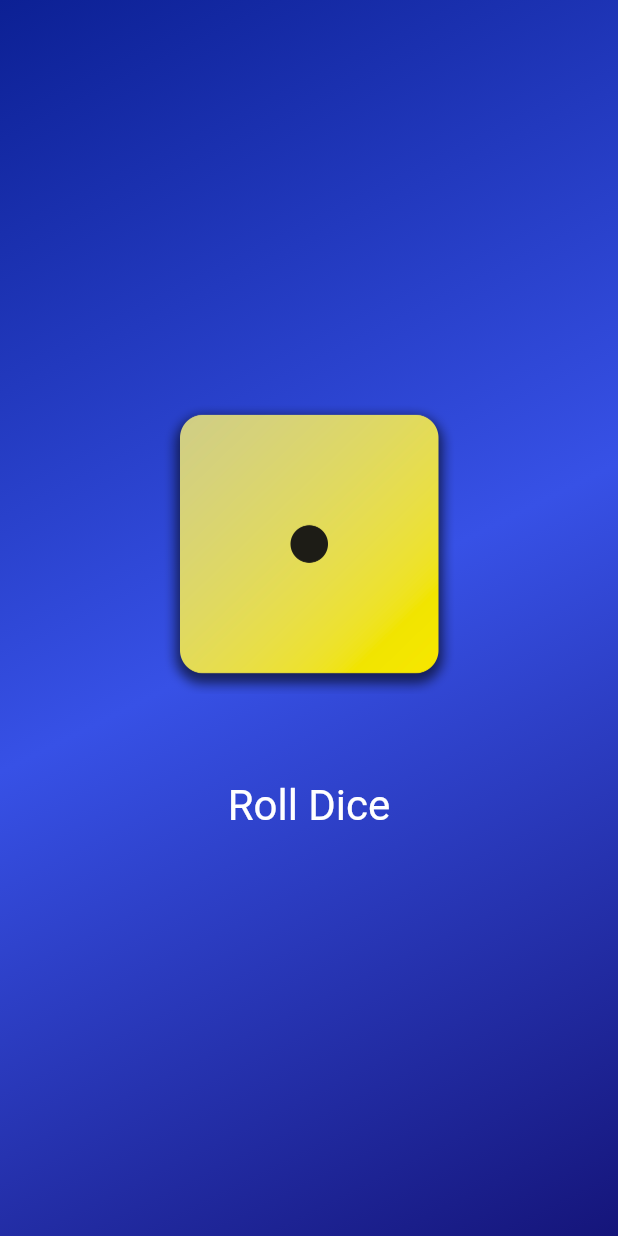
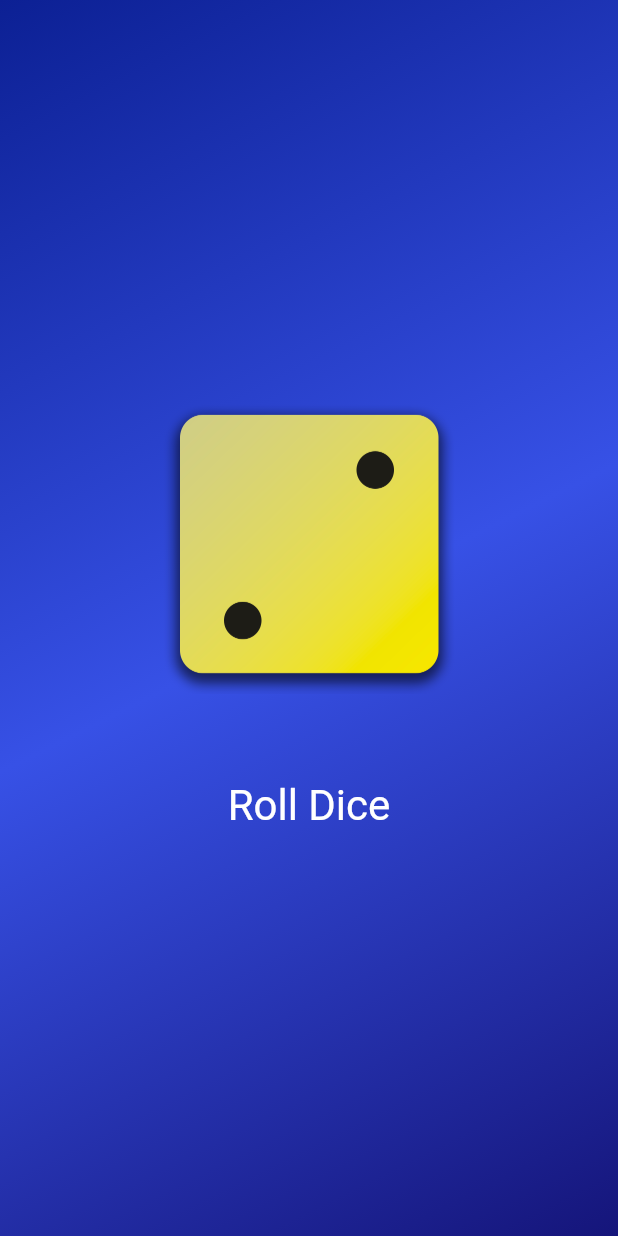
Before and after one commit to eslammoataz/Flutter--Dice, a Flutter app: the screen it shows after launch, after a tap on "Roll Dice", on a phone screen of 412 x 824 dp. Run offline on Flutter 3.47's test engine with Material 3 defaults, Android fonts, the phone set to English and light mode, and no system bars.

Commit message:
rolling dice with stateful widget

```diff
--- /dev/null
+++ b/lib/dice_roller.dart
@@ -0,0 +1,43 @@
+import 'package:flutter/material.dart';
+
+class DiceRoller extends StatefulWidget {
+  const DiceRoller({super.key});
+
+  @override
+  State<DiceRoller> createState() {
+    return _DiceRollerState();
+  }
+}
+
+class _DiceRollerState extends State<DiceRoller> {
+  var activeDiceImage = "assets/images/dice-1.png";
+
+  rollDice() {
+    print("Roll Dice Button Pressed");
+    setState(() {
+      activeDiceImage = "assets/images/dice-2.png";
+    });
+  }
+
+  @override
+  Widget build(BuildContext context) {
+    return Column(
+      mainAxisSize: MainAxisSize.min,
+      children: [
+        Image.asset(
+          activeDiceImage,
+          width: 200,
+        ),
+        const SizedBox(
+          height: 50,
+        ),
+        TextButton(
+            onPressed: rollDice,
+            style: TextButton.styleFrom(
+                foregroundColor: Colors.white,
+                textStyle: const TextStyle(fontSize: 28)),
+            child: const Text("Roll Dice")),
+      ],
+    );
+  }
+}
--- a/lib/gradient_container.dart
+++ b/lib/gradient_container.dart
@@ -1,19 +1,13 @@
 import 'package:flutter/material.dart';
-import './style_text.dart';
+import './dice_roller.dart';
 
 const startAlignment = Alignment.topLeft;
 const endAlignment = Alignment.bottomRight;
 
 class GradientContainer extends StatelessWidget {
-  GradientContainer({super.key, required this.colors});
+  const GradientContainer({super.key, required this.colors});
 
   final List<Color> colors;
-  var activeDiceImage = "assets/images/dice-1.png";
-
-  rollDice() {
-    print("Roll Dice Button Pressed");
-    activeDiceImage = "assets/images/dice-2.png";
-  }
 
 //Test
   @override
@@ -26,28 +20,7 @@ class GradientContainer extends StatelessWidget {
           colors: colors,
         ),
       ),
-      child: Center(
-          child: Column(
-        mainAxisSize: MainAxisSize.min,
-        children: [
-          Image.asset(
-            activeDiceImage,
-            width: 200,
-          ),
-          const SizedBox(
-            height: 50,
-          ),
-          TextButton(
-              onPressed: rollDice,
-              style: TextButton.styleFrom(
-                  // padding: const EdgeInsets.only(
-                  //   top: 20,
-                  // ),
-                  foregroundColor: Colors.white,
-                  textStyle: const TextStyle(fontSize: 28)),
-              child: const Text("Roll Dice")),
-        ],
-      )),
+      child: const Center(child: DiceRoller()),
     );
   }
 }
--- a/lib/main.dart
+++ b/lib/main.dart
@@ -10,11 +10,11 @@ class MyApp extends StatelessWidget {
 
   @override
   Widget build(BuildContext context) {
-    return MaterialApp(
+    return const MaterialApp(
       title: 'Hello World App',
       home: Scaffold(
         body: GradientContainer(
-          colors: const [
+          colors: [
             Color.fromARGB(255, 12, 32, 148),
             Color.fromARGB(255, 55, 81, 230),
             Color.fromARGB(255, 21, 21, 122)
```
